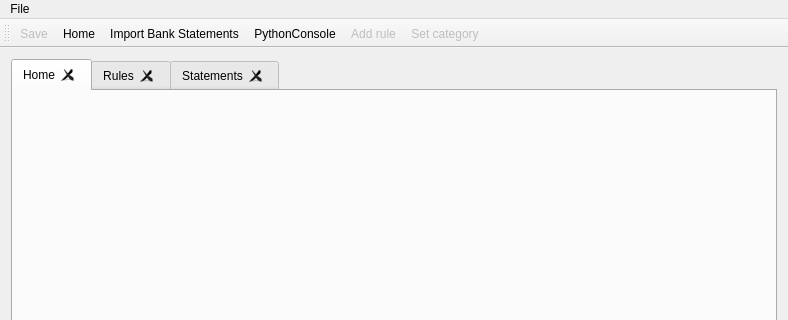
Qt form Platan/PlatanUI/mainwindow.ui (agabor/platan) before a commit; both pictures show x 0 to 788 and y 0 to 320 of the 788 by 543 pixel window.
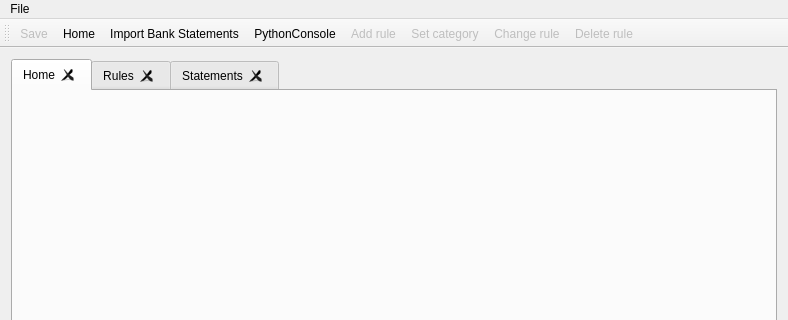
The same form after that commit. Icons and pictures are not drawn. Custom widgets are drawn as their Qt base class.

Diff of the .ui file:
```diff
--- a/Platan/PlatanUI/mainwindow.ui
+++ b/Platan/PlatanUI/mainwindow.ui
@@ -130,6 +130,8 @@
    <addaction name="actionPythonConsole"/>
    <addaction name="actionAdd_rule"/>
    <addaction name="actionSet_category"/>
+   <addaction name="actionChangeRule"/>
+   <addaction name="actionDeleteRule"/>
   </widget>
   <action name="actionHome">
    <property name="icon">
@@ -230,6 +232,30 @@
     <string>Ctrl+S</string>
    </property>
   </action>
+  <action name="actionChangeRule">
+   <property name="enabled">
+    <bool>false</bool>
+   </property>
+   <property name="icon">
+    <iconset resource="icons.qrc">
+     <normaloff>:/icons/icons/preferences-system.png</normaloff>:/icons/icons/preferences-system.png</iconset>
+   </property>
+   <property name="text">
+    <string>Change rule</string>
+   </property>
+  </action>
+  <action name="actionDeleteRule">
+   <property name="enabled">
+    <bool>false</bool>
+   </property>
+   <property name="icon">
+    <iconset resource="icons.qrc">
+     <normaloff>:/icons/icons/edit-delete.png</normaloff>:/icons/icons/edit-delete.png</iconset>
+   </property>
+   <property name="text">
+    <string>Delete rule</string>
+   </property>
+  </action>
  </widget>
  <layoutdefault spacing="6" margin="11"/>
  <customwidgets>
```
